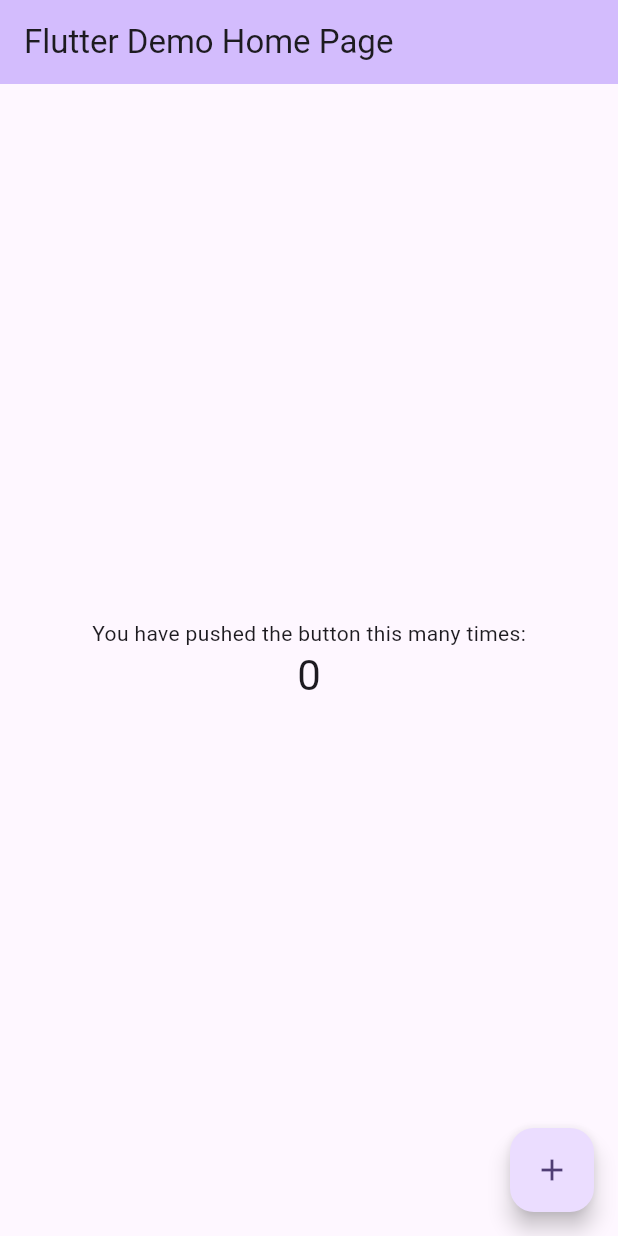
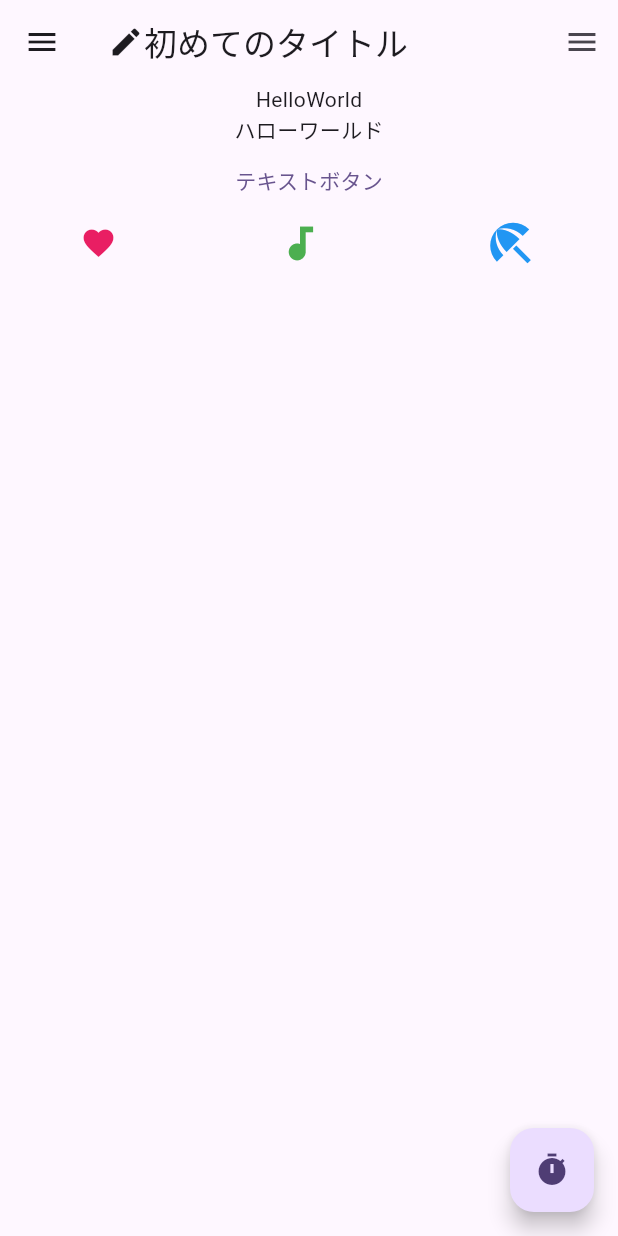
Before and after one commit to y-chiba1008/flutter_helloworld, a Flutter app: the screen it shows after launch, on a phone screen of 412 x 824 dp. Run offline on Flutter 3.47's test engine with Material 3 defaults, Android fonts, the phone set to English and light mode, and no system bars.

Commit message:
feat:画面レイアウト

```diff
--- a/lib/main.dart
+++ b/lib/main.dart
@@ -51,7 +51,7 @@
   final String title;
 
   @override
-  State<MyHomePage> createState() => _MyHomePageState();
+  State<MyHomePage> createState() => _MyHomePageStateCaptor2();
 }
 
 class _MyHomePageState extends State<MyHomePage> {
@@ -124,3 +124,66 @@
     );
   }
 }
+
+// チャプター2
+class _MyHomePageStateCaptor2 extends State<MyHomePage> {
+  int _counter = 0;
+
+  void _incrementCounter() {
+    setState(() {
+      // This call to setState tells the Flutter framework that something has
+      // changed in this State, which causes it to rerun the build method below
+      // so that the display can reflect the updated values. If we changed
+      // _counter without calling setState(), then the build method would not be
+      // called again, and so nothing would appear to happen.
+      _counter++;
+      print("HelloWorld");
+    });
+  }
+
+  @override
+  Widget build(BuildContext context) {
+    return Scaffold(
+      appBar: AppBar(
+        title: const Row(children: [
+          Icon(Icons.create),
+          Text("初めてのタイトル"),
+        ],)
+      ),
+      body:Column(children: [
+        const Text("HelloWorld"),
+        const Text("ハローワールド"),
+        TextButton(
+          onPressed: () => {print("ボタンクリック")},
+          child: const Text("テキストボタン")
+        ),
+        const Row(
+          mainAxisAlignment: MainAxisAlignment.spaceAround,
+          children: [
+            Icon(
+              Icons.favorite,
+              color: Colors.pink,
+              size: 24.0,
+            ),
+            Icon(
+              Icons.audiotrack,
+              color: Colors.green,
+              size: 30.0,
+            ),
+            Icon(
+              Icons.beach_access,
+              color: Colors.blue,
+              size: 36.0,
+            ),
+          ],
+        ),
+      ],),
+      floatingActionButton: FloatingActionButton(
+        onPressed: () => {print('押した')},
+        child: const Icon(Icons.timer),
+      ),
+      drawer: const Drawer(child: Center(child: Text("Drawer"))),
+      endDrawer: const Drawer(child: Center(child: Text("EndDrawer"))),
+    );
+  }
+}
```
